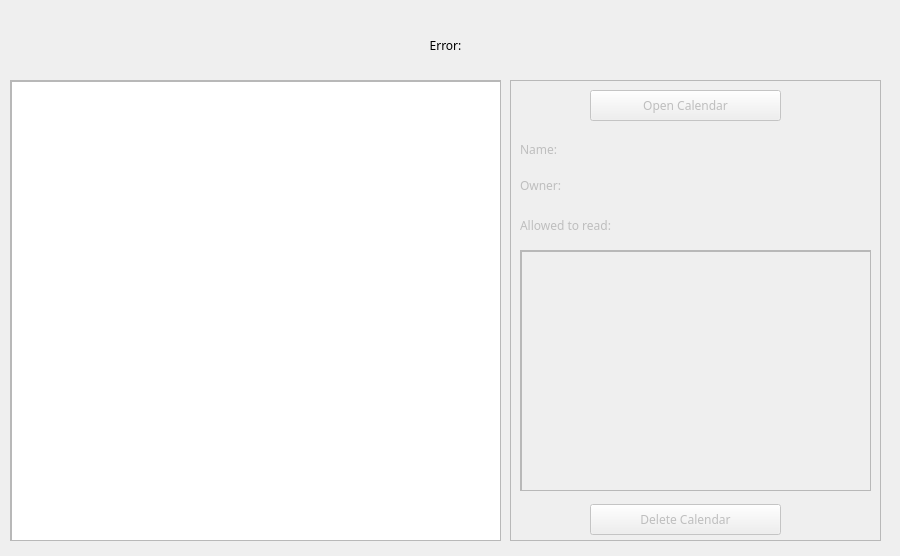
The window that client/screenModels/calendarList.ui (agak33/SK-PUT-project) describes before a commit, drawn with Qt 5.
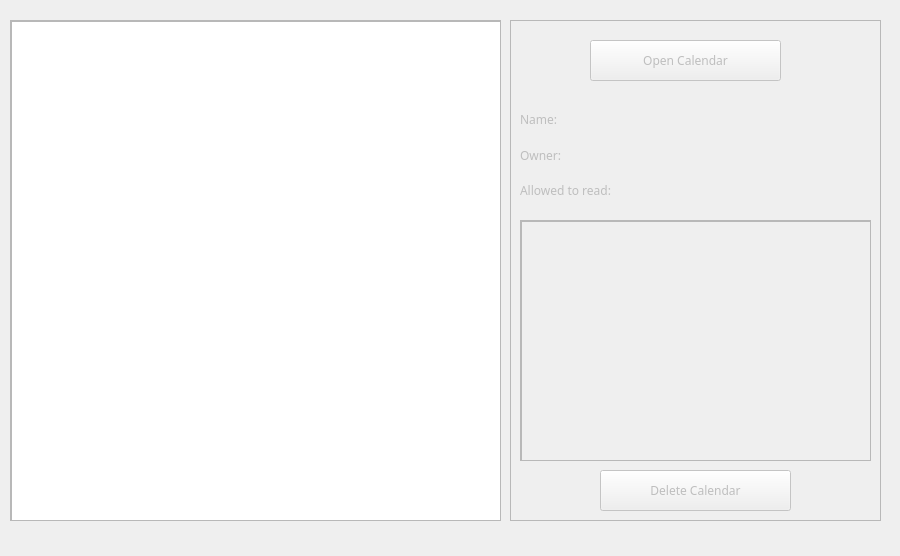
The same window after the commit.

```diff
--- a/client/screenModels/calendarList.ui
+++ b/client/screenModels/calendarList.ui
@@ -25,9 +25,9 @@
    <property name="geometry">
     <rect>
      <x>10</x>
-     <y>80</y>
+     <y>20</y>
      <width>491</width>
-     <height>461</height>
+     <height>501</height>
     </rect>
    </property>
    <property name="widgetResizable">
@@ -39,7 +39,7 @@
       <x>0</x>
       <y>0</y>
       <width>489</width>
-      <height>459</height>
+      <height>499</height>
      </rect>
     </property>
     <widget class="QListWidget" name="calendarList">
@@ -48,31 +48,12 @@
        <x>0</x>
        <y>0</y>
        <width>491</width>
-       <height>461</height>
+       <height>501</height>
       </rect>
      </property>
     </widget>
    </widget>
   </widget>
-  <widget class="QLabel" name="errorLabel">
-   <property name="enabled">
-    <bool>true</bool>
-   </property>
-   <property name="geometry">
-    <rect>
-     <x>10</x>
-     <y>20</y>
-     <width>871</width>
-     <height>51</height>
-    </rect>
-   </property>
-   <property name="text">
-    <string>Error:</string>
-   </property>
-   <property name="alignment">
-    <set>Qt::AlignCenter</set>
-   </property>
-  </widget>
   <widget class="QFrame" name="calendarInfoFrame">
    <property name="enabled">
     <bool>false</bool>
@@ -80,9 +61,9 @@
    <property name="geometry">
     <rect>
      <x>510</x>
-     <y>80</y>
+     <y>20</y>
      <width>371</width>
-     <height>461</height>
+     <height>501</height>
     </rect>
    </property>
    <property name="frameShape">
@@ -94,10 +75,10 @@
    <widget class="QPushButton" name="calendarDeleteButton">
     <property name="geometry">
      <rect>
-      <x>80</x>
-      <y>424</y>
+      <x>90</x>
+      <y>450</y>
       <width>191</width>
-      <height>31</height>
+      <height>41</height>
      </rect>
     </property>
     <property name="text">
@@ -108,7 +89,7 @@
     <property name="geometry">
      <rect>
       <x>10</x>
-      <y>54</y>
+      <y>84</y>
       <width>67</width>
       <height>31</height>
      </rect>
@@ -121,7 +102,7 @@
     <property name="geometry">
      <rect>
       <x>80</x>
-      <y>54</y>
+      <y>84</y>
       <width>281</width>
       <height>31</height>
      </rect>
@@ -134,7 +115,7 @@
     <property name="geometry">
      <rect>
       <x>10</x>
-      <y>90</y>
+      <y>120</y>
       <width>67</width>
       <height>31</height>
      </rect>
@@ -147,7 +128,7 @@
     <property name="geometry">
      <rect>
       <x>80</x>
-      <y>90</y>
+      <y>120</y>
       <width>281</width>
       <height>31</height>
      </rect>
@@ -160,9 +141,9 @@
     <property name="geometry">
      <rect>
       <x>10</x>
-      <y>130</y>
+      <y>150</y>
       <width>351</width>
-      <height>31</height>
+      <height>41</height>
      </rect>
     </property>
     <property name="text">
@@ -173,7 +154,7 @@
     <property name="geometry">
      <rect>
       <x>10</x>
-      <y>170</y>
+      <y>200</y>
       <width>351</width>
       <height>241</height>
      </rect>
@@ -206,9 +187,9 @@
     <property name="geometry">
      <rect>
       <x>80</x>
-      <y>10</y>
+      <y>20</y>
       <width>191</width>
-      <height>31</height>
+      <height>41</height>
      </rect>
     </property>
     <property name="text">
```
